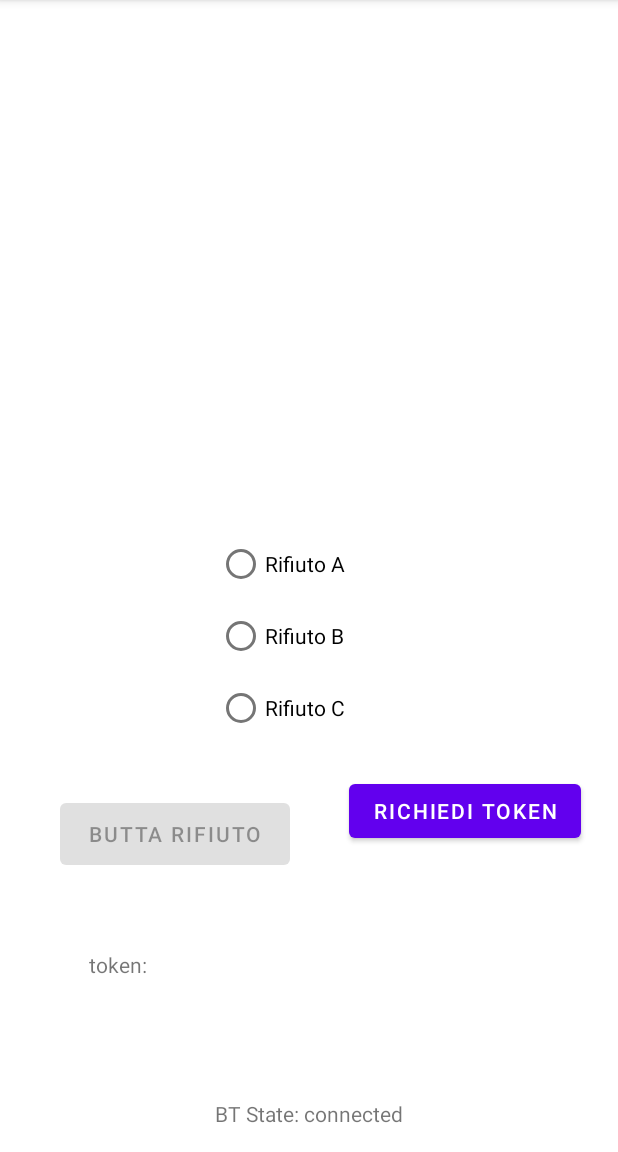
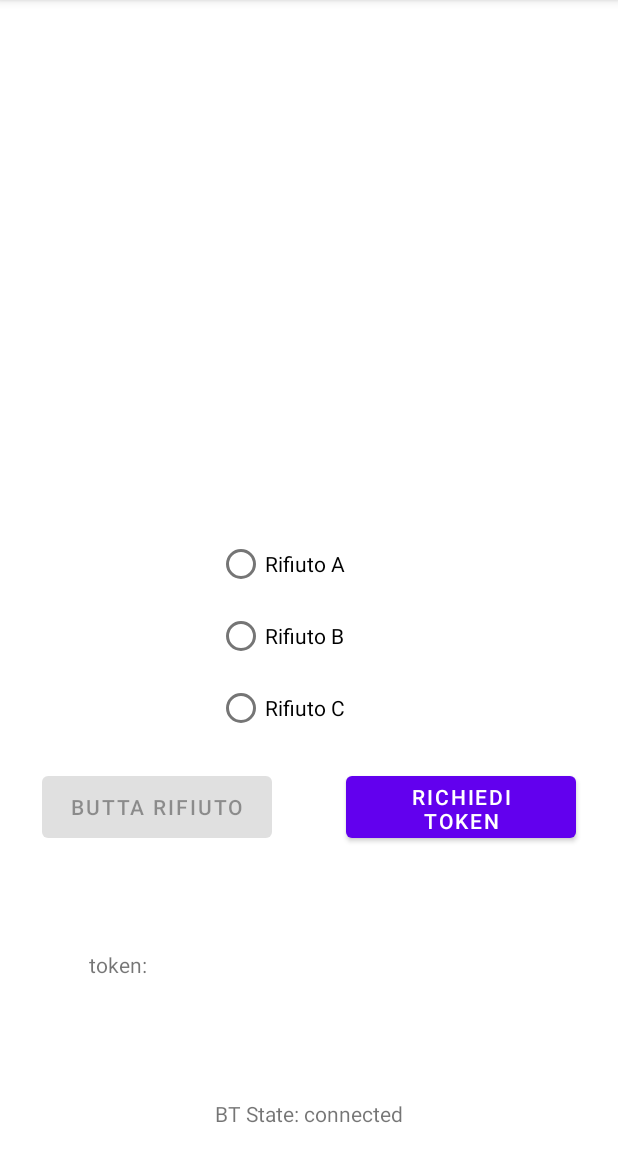
Before and after one commit to AndreaStefanini/SmartDumpster, an Android app: the screen it shows after launch (MainActivity), on a phone screen of 412 x 824 dp, the part 84-1236 px from its top. Run offline under Robolectric (Android 15) with nearby library versions, the phone set to English and light mode, and no system bars; our stand-ins replace Volley; 6 statements that could not run were skipped.

Commit message:
updating branch

```diff
--- a/src/sd-mobile-app/app/src/main/res/layout/activity_main.xml
+++ b/src/sd-mobile-app/app/src/main/res/layout/activity_main.xml
@@ -10,12 +10,10 @@
         android:id="@+id/token"
         android:layout_width="161dp"
         android:layout_height="35dp"
-        android:layout_marginTop="47dp"
+        android:layout_marginTop="36dp"
         android:layout_marginEnd="125dp"
-        android:layout_marginBottom="71dp"
-        app:layout_constraintBottom_toTopOf="@+id/btState"
         app:layout_constraintEnd_toEndOf="parent"
-        app:layout_constraintTop_toBottomOf="@+id/request_token" />
+        app:layout_constraintTop_toBottomOf="@+id/throw_garbage" />
 
     <TextView
         android:id="@+id/textView"
@@ -34,7 +32,7 @@
         android:id="@+id/throw_garbage"
         android:layout_width="153dp"
         android:layout_height="53dp"
-        android:layout_marginStart="40dp"
+        android:layout_marginStart="28dp"
         android:layout_marginTop="14dp"
         android:layout_marginBottom="33dp"
         android:clickable="false"
@@ -43,20 +41,22 @@
         android:text="@string/throw_garbage"
         app:layout_constraintBottom_toTopOf="@+id/textView"
         app:layout_constraintStart_toStartOf="parent"
-        app:layout_constraintTop_toBottomOf="@+id/trashes" />
+        app:layout_constraintTop_toBottomOf="@+id/trashes"
+        app:layout_constraintVertical_bias="0.0" />
 
     <Button
         android:id="@+id/request_token"
-        android:layout_width="wrap_content"
-        android:layout_height="wrap_content"
-        android:layout_marginStart="40dp"
-        android:layout_marginTop="19dp"
-        android:layout_marginEnd="26dp"
+        android:layout_width="153dp"
+        android:layout_height="53dp"
+        android:layout_marginTop="14dp"
+        android:layout_marginEnd="28dp"
+        android:layout_marginBottom="36dp"
         android:onClick="GetToken"
         android:text="@string/richiedi_token"
+        app:layout_constraintBottom_toTopOf="@+id/token"
         app:layout_constraintEnd_toEndOf="parent"
-        app:layout_constraintStart_toEndOf="@+id/throw_garbage"
-        app:layout_constraintTop_toBottomOf="@+id/trashes" />
+        app:layout_constraintTop_toBottomOf="@+id/trashes"
+        app:layout_constraintVertical_bias="0.0" />
 
     <TextView
         android:id="@+id/btState"
@@ -82,21 +82,21 @@
         app:layout_constraintTop_toTopOf="parent">
 
         <RadioButton
-            android:id="@+id/radioButton"
+            android:id="@+id/trash_a"
             android:layout_width="match_parent"
             android:layout_height="wrap_content"
             android:onClick="TrashASelected"
             android:text="@string/TrashA" />
 
         <RadioButton
-            android:id="@+id/radioButton2"
+            android:id="@+id/trash_b"
             android:layout_width="match_parent"
             android:layout_height="wrap_content"
             android:onClick="TrashBSelected"
             android:text="@string/TrashB" />
 
         <RadioButton
-            android:id="@+id/radioButton3"
+            android:id="@+id/trash_c"
             android:layout_width="match_parent"
             android:layout_height="wrap_content"
             android:checked="false"
```
Also changed, not shown: src/sd-mobile-app/app/src/main/java/com/example/smartdumpster/MainActivity.java (+13 -5 lines), 6 other files.
